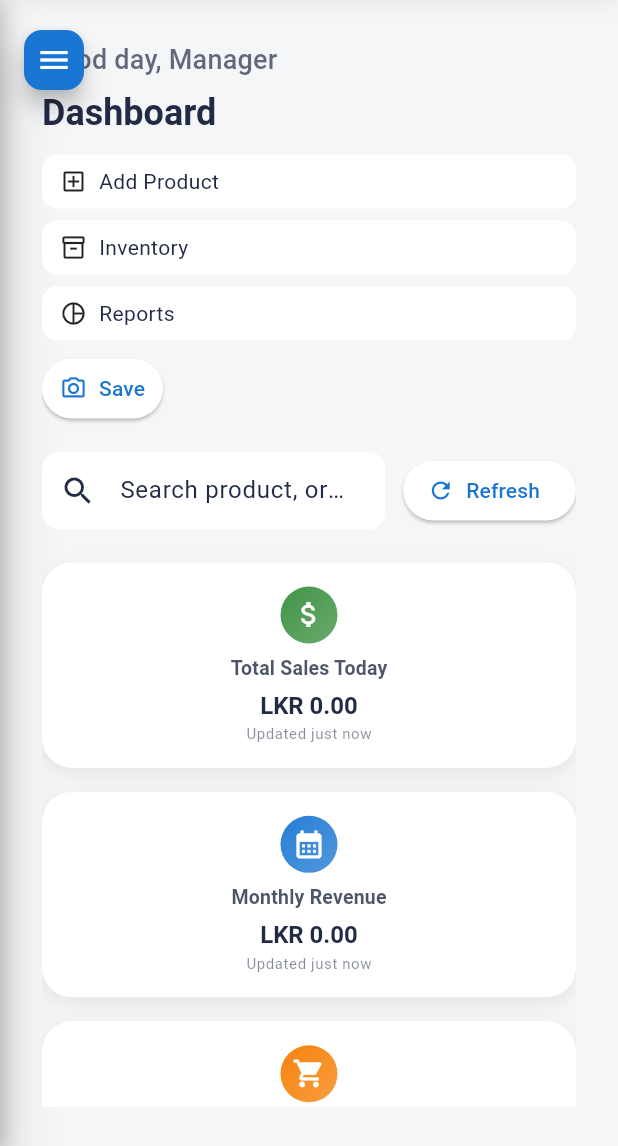
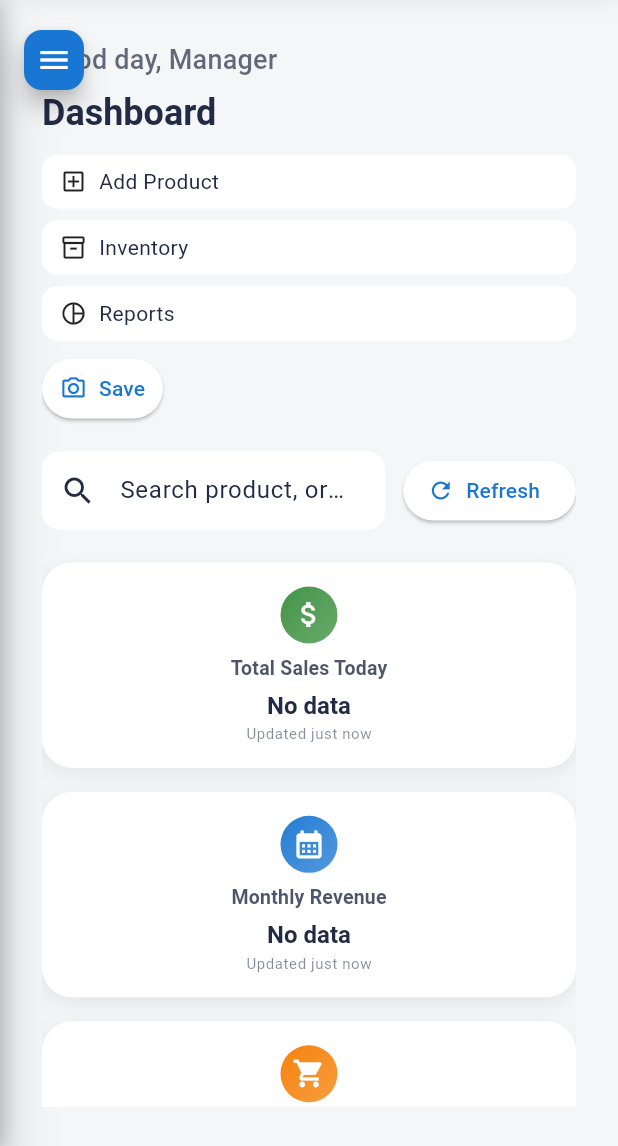
Before and after one commit to Venura2003/supermarket-solution, a Flutter app: the NewAdminDashboard screen opened by its route, on a phone screen of 412 x 824 dp, the part 90-1236 px from its top. Run offline on Flutter 3.47's test engine with Material 3 defaults, Android fonts, the phone set to English and light mode, and no system bars; our stand-ins replace file_picker, fl_chart, image_picker, open_file, pdf, printing and 4 more; missing offline and left inert: dart:js, mobile_scanner; accounts and stored records are empty; network calls fail.

Commit message:
Debug: Always show KPI cards, print values, fallback to 'No data'

```diff
--- a/supermarket_flutter_app/lib/features/dashboard/widgets/kpi_cards.dart
+++ b/supermarket_flutter_app/lib/features/dashboard/widgets/kpi_cards.dart
@@ -11,6 +11,8 @@ class KpiCards extends StatelessWidget {
     final dashboardProvider = Provider.of<DashboardProvider>(context);
     final theme = Theme.of(context);
 
+    // Debug print for KPI values
+    debugPrint('[KPI] totalRevenue: 	{dashboardProvider.totalRevenue}, monthlyRevenue: 	{dashboardProvider.monthlyRevenue}, totalOrders: 	{dashboardProvider.totalOrders}, lowStockCount: 	{dashboardProvider.lowStockCount}');
     return LayoutBuilder(builder: (context, constraints) {
       final isMobile = constraints.maxWidth < 600;
       final crossAxisCount = isMobile ? 1 : (constraints.maxWidth > 800 ? 4 : 2);
@@ -34,28 +36,36 @@ class KpiCards extends StatelessWidget {
             children: [
               _KpiCard(
                 title: 'Total Sales Today',
-                value: 'LKR ${NumberFormat('#,##0.00').format(dashboardProvider.totalRevenue)}',
+                value: dashboardProvider.totalRevenue > 0
+                    ? 'LKR ${NumberFormat('#,##0.00').format(dashboardProvider.totalRevenue)}'
+                    : 'No data',
                 icon: Icons.attach_money,
                 color: Colors.green.shade700,
                 isMobile: isMobile,
               ),
               _KpiCard(
                 title: 'Monthly Revenue',
-                value: 'LKR ${NumberFormat('#,##0.00').format(dashboardProvider.monthlyRevenue)}',
+                value: dashboardProvider.monthlyRevenue > 0
+                    ? 'LKR ${NumberFormat('#,##0.00').format(dashboardProvider.monthlyRevenue)}'
+                    : 'No data',
                 icon: Icons.calendar_month,
                 color: Colors.blue.shade700,
                 isMobile: isMobile,
               ),
               _KpiCard(
                 title: 'Total Orders',
-                value: dashboardProvider.totalOrders.toString(),
+                value: dashboardProvider.totalOrders > 0
+                    ? dashboardProvider.totalOrders.toString()
+                    : 'No data',
                 icon: Icons.shopping_cart,
                 color: Colors.orange.shade700,
                 isMobile: isMobile,
               ),
               _KpiCard(
                 title: 'Low Stock Items',
-                value: dashboardProvider.lowStockCount.toString(),
+                value: dashboardProvider.lowStockCount >= 0
+                    ? dashboardProvider.lowStockCount.toString()
+                    : 'No data',
                 icon: Icons.warning,
                 color: Colors.red.shade700,
                 isMobile: isMobile,
```
